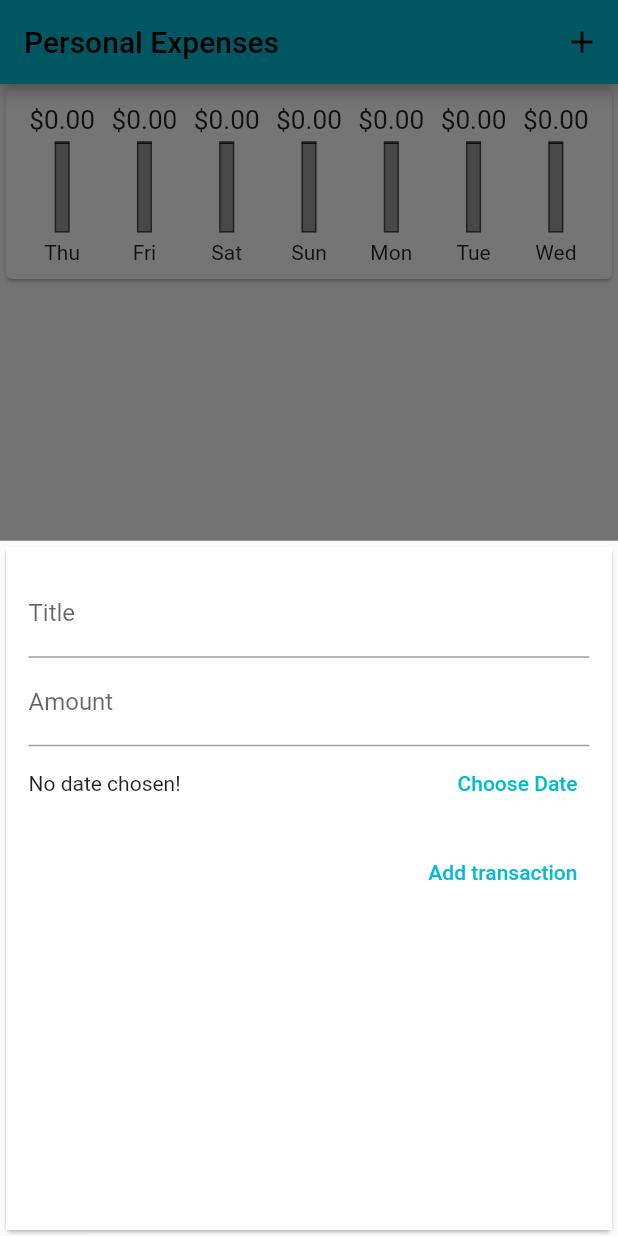
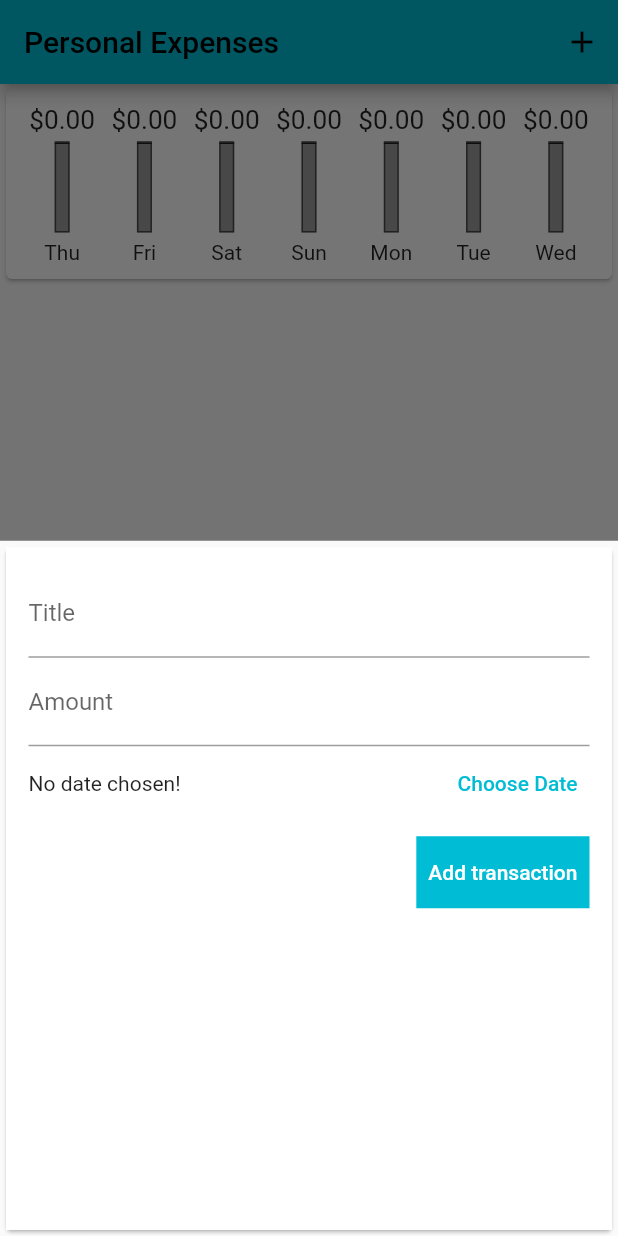
Before and after one commit to KyriakosMilad/expenses_tracker, a Flutter app: the screen it shows after launch, after a tap on the "add" icon, on a phone screen of 412 x 824 dp. Run offline on Flutter 3.47's test engine with Material 2 defaults, Android fonts, the phone set to English and light mode, and no system bars.

Commit message:
Change 'Add transaction button' color

```diff
--- a/lib/widgets/new_transaction.dart
+++ b/lib/widgets/new_transaction.dart
@@ -61,11 +61,13 @@ class _NewTransactionState extends State<NewTransaction> {
               ),
             ),
             Container(
+              color: Colors.cyan,
               child: TextButton(
-                  onPressed: () {
-                    _addTransaction();
-                  },
-                  child: Text('Add transaction')),
+                onPressed: () {
+                  _addTransaction();
+                },
+                child: Text('Add transaction', style: TextStyle(color: Colors.white)),
+              ),
               margin: EdgeInsets.only(top: 10),
             )
           ],
```
